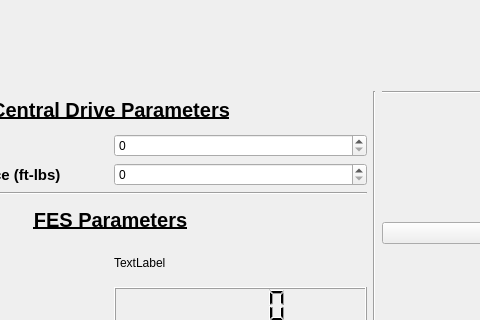
The window that resources/_CD_GUI_CDTest_Researcher.ui (jontalvarez/central-drive) describes before a commit, drawn with Qt 5; both pictures show x 176 to 656 and y 298 to 618 of the 1089 by 816 pixel window.
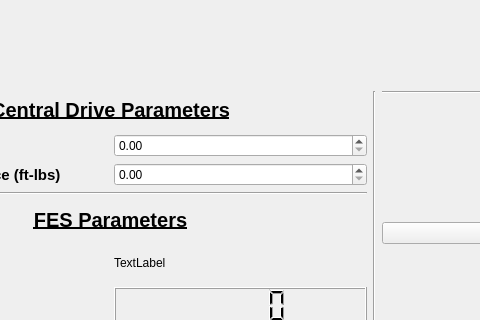
The same window after the commit.

Patch:
```diff
--- a/resources/_CD_GUI_CDTest_Researcher.ui
+++ b/resources/_CD_GUI_CDTest_Researcher.ui
@@ -67,9 +67,6 @@
          </property>
         </widget>
        </item>
-       <item row="2" column="1">
-        <widget class="QSpinBox" name="variance_sp"/>
-       </item>
        <item row="1" column="0">
         <widget class="QLabel" name="label_9">
          <property name="font">
@@ -182,9 +179,6 @@
          </property>
         </widget>
        </item>
-       <item row="1" column="1">
-        <widget class="QSpinBox" name="mfga_sp"/>
-       </item>
        <item row="3" column="0" colspan="2">
         <widget class="Line" name="line_3">
          <property name="orientation">
@@ -192,6 +186,12 @@
          </property>
         </widget>
        </item>
+       <item row="1" column="1">
+        <widget class="QDoubleSpinBox" name="mfga_sp"/>
+       </item>
+       <item row="2" column="1">
+        <widget class="QDoubleSpinBox" name="variance_sp"/>
+       </item>
       </layout>
      </item>
      <item row="0" column="0" colspan="3">
```
